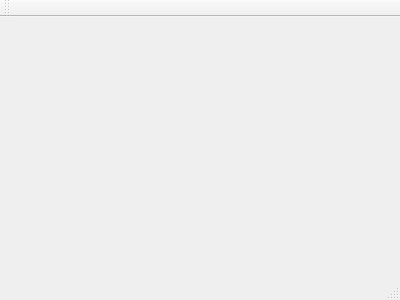
The window that mainwindow.ui (liolok/Inventory-Management) describes before a commit, drawn with Qt 5.
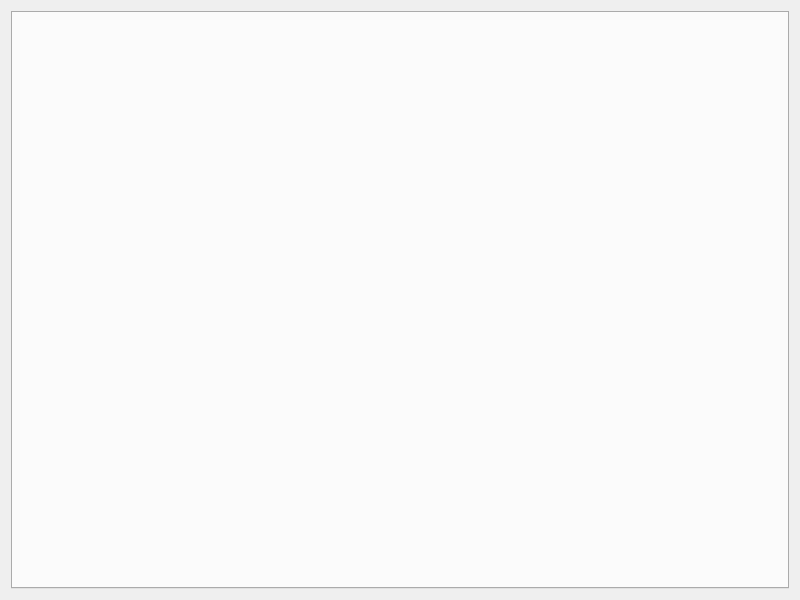
The same window after the commit.

Commit message: add "Users" tab to main window

Patch:
```diff
--- a/mainwindow.ui
+++ b/mainwindow.ui
@@ -1,24 +1,42 @@
 <ui version="4.0">
  <class>MainWindow</class>
- <widget class="QMainWindow" name="MainWindow" >
-  <property name="geometry" >
+ <widget class="QMainWindow" name="MainWindow">
+  <property name="geometry">
    <rect>
     <x>0</x>
     <y>0</y>
-    <width>400</width>
-    <height>300</height>
+    <width>800</width>
+    <height>600</height>
    </rect>
   </property>
-  <property name="windowTitle" >
-   <string>MainWindow</string>
+  <property name="minimumSize">
+   <size>
+    <width>800</width>
+    <height>600</height>
+   </size>
   </property>
-  <widget class="QMenuBar" name="menuBar" />
-  <widget class="QToolBar" name="mainToolBar" />
-  <widget class="QWidget" name="centralWidget" />
-  <widget class="QStatusBar" name="statusBar" />
+  <property name="windowTitle">
+   <string>Inventory Management</string>
+  </property>
+  <widget class="QWidget" name="centralWidget">
+   <property name="sizePolicy">
+    <sizepolicy hsizetype="Expanding" vsizetype="Expanding">
+     <horstretch>0</horstretch>
+     <verstretch>0</verstretch>
+    </sizepolicy>
+   </property>
+   <layout class="QGridLayout" name="gridLayout">
+    <item row="0" column="0">
+     <widget class="QTabWidget" name="tabWidget">
+      <property name="currentIndex">
+       <number>-1</number>
+      </property>
+     </widget>
+    </item>
+   </layout>
+  </widget>
  </widget>
- <layoutDefault spacing="6" margin="11" />
- <pixmapfunction></pixmapfunction>
+ <layoutdefault spacing="6" margin="11"/>
  <resources/>
  <connections/>
 </ui>
```
Left out of the diff: 1 changed line with no effect on the pictures. The commit also changes 2 other files.
